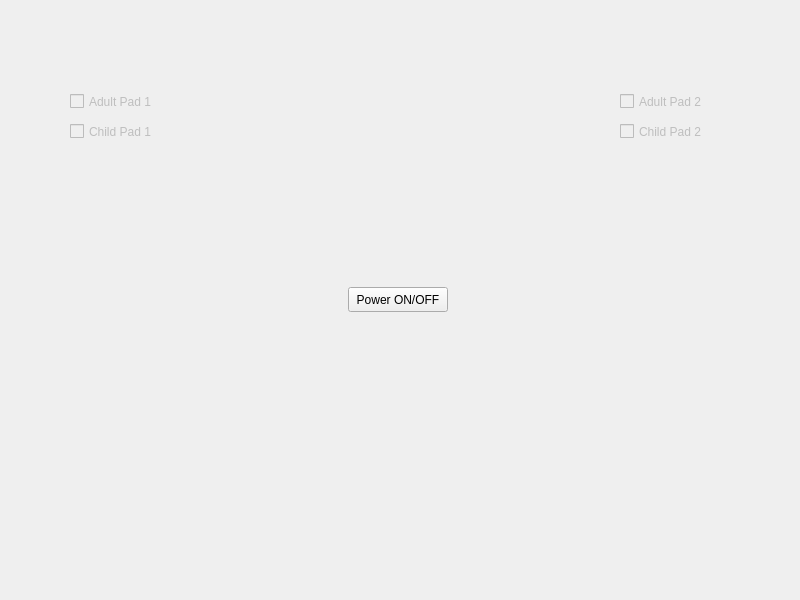
Kailinho/3004_Final_Project, file mainwindow.ui: the form before one commit.
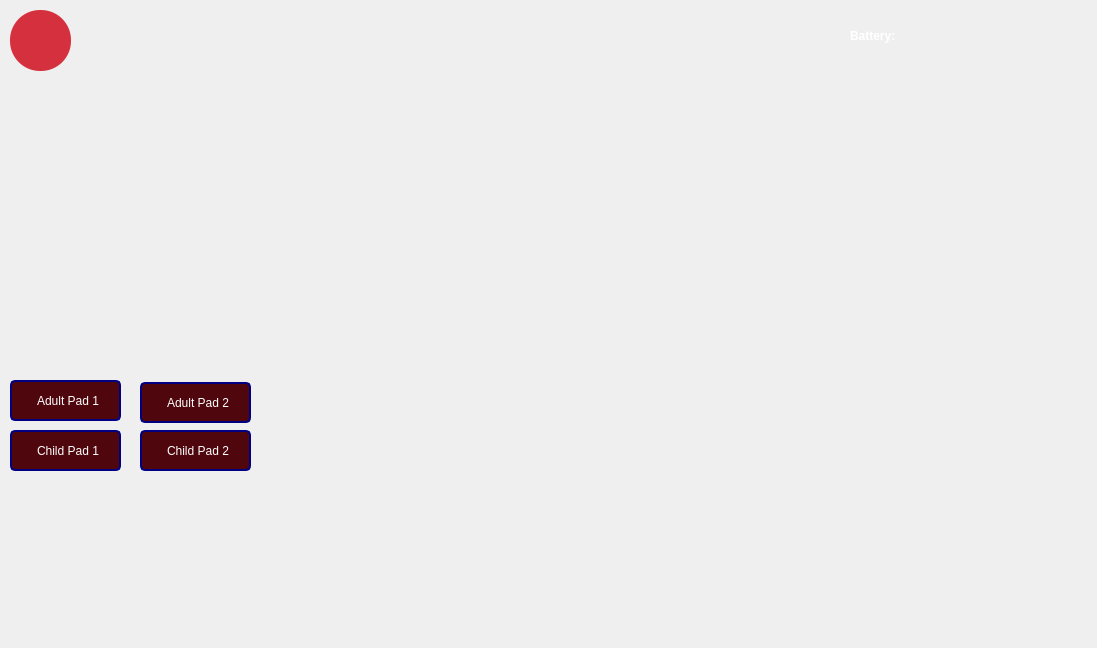
The form after the commit. Icons and pictures are not drawn.

```diff
--- a/mainwindow.ui
+++ b/mainwindow.ui
@@ -6,8 +6,8 @@
    <rect>
     <x>0</x>
     <y>0</y>
-    <width>800</width>
-    <height>600</height>
+    <width>1097</width>
+    <height>648</height>
    </rect>
   </property>
   <property name="windowTitle">
@@ -17,10 +17,10 @@
    <widget class="QGraphicsView" name="graphicsView">
     <property name="geometry">
      <rect>
-      <x>-80</x>
-      <y>40</y>
-      <width>931</width>
-      <height>511</height>
+      <x>0</x>
+      <y>0</y>
+      <width>1101</width>
+      <height>651</height>
      </rect>
     </property>
     <property name="styleSheet">
@@ -32,14 +32,24 @@
    <widget class="QPushButton" name="powerButton">
     <property name="geometry">
      <rect>
-      <x>348</x>
-      <y>287</y>
-      <width>100</width>
-      <height>25</height>
+      <x>10</x>
+      <y>10</y>
+      <width>61</width>
+      <height>61</height>
      </rect>
     </property>
+    <property name="styleSheet">
+     <string notr="true">QPushButton {
+
+image: url(:/images/power-button.png);
+border-radius: 30px;
+background-color:#D5303D;
+}
+
+</string>
+    </property>
     <property name="text">
-     <string>Power ON/OFF</string>
+     <string/>
     </property>
    </widget>
    <widget class="QCheckBox" name="adultPad1CheckBox">
@@ -48,12 +58,30 @@
     </property>
     <property name="geometry">
      <rect>
-      <x>70</x>
-      <y>90</y>
-      <width>101</width>
-      <height>23</height>
+      <x>10</x>
+      <y>380</y>
+      <width>111</width>
+      <height>41</height>
      </rect>
     </property>
+    <property name="styleSheet">
+     <string notr="true">QCheckBox {
+	background-color: #D5303D;
+    border: 2px solid navy;
+    border-radius: 5px;
+    padding: 5px;
+	color:white;
+    }
+QCheckBox:indicator{
+	border:none;
+}
+QCheckBox:disabled {
+	background-color: #4f060c;
+ }                            
+QCheckBox:checked {
+    background-color: #30D5C8;
+    }</string>
+    </property>
     <property name="text">
      <string>Adult Pad 1</string>
     </property>
@@ -64,12 +92,30 @@
     </property>
     <property name="geometry">
      <rect>
-      <x>620</x>
-      <y>90</y>
-      <width>101</width>
-      <height>23</height>
+      <x>140</x>
+      <y>382</y>
+      <width>111</width>
+      <height>41</height>
      </rect>
     </property>
+    <property name="styleSheet">
+     <string notr="true">QCheckBox {
+	background-color: #D5303D;
+    border: 2px solid navy;
+    border-radius: 5px;
+    padding: 5px;
+	color:white;
+    }
+QCheckBox:indicator{
+	border:none;
+}
+QCheckBox:disabled {
+	background-color: #4f060c;
+ }                            
+QCheckBox:checked {
+    background-color: #30D5C8;
+    }</string>
+    </property>
     <property name="text">
      <string>Adult Pad 2</string>
     </property>
@@ -80,12 +126,30 @@
     </property>
     <property name="geometry">
      <rect>
-      <x>70</x>
-      <y>120</y>
-      <width>101</width>
-      <height>23</height>
+      <x>10</x>
+      <y>430</y>
+      <width>111</width>
+      <height>41</height>
      </rect>
     </property>
+    <property name="styleSheet">
+     <string notr="true">QCheckBox {
+	background-color: #D5303D;
+    border: 2px solid navy;
+    border-radius: 5px;
+    padding: 5px;
+	color:white;
+    }
+QCheckBox:indicator{
+	border:none;
+}
+QCheckBox:disabled {
+	background-color: #4f060c;
+ }                            
+QCheckBox:checked {
+    background-color: #30D5C8;
+    }</string>
+    </property>
     <property name="text">
      <string>Child Pad 1</string>
     </property>
@@ -96,16 +160,51 @@
     </property>
     <property name="geometry">
      <rect>
-      <x>620</x>
-      <y>120</y>
-      <width>101</width>
-      <height>23</height>
+      <x>140</x>
+      <y>430</y>
+      <width>111</width>
+      <height>41</height>
      </rect>
     </property>
+    <property name="styleSheet">
+     <string notr="true">QCheckBox {
+	background-color: #D5303D;
+    border: 2px solid navy;
+    border-radius: 5px;
+    padding: 5px;
+	color:white;
+    }
+QCheckBox:indicator{
+	border:none;
+}
+QCheckBox:disabled {
+	background-color: #4f060c;
+ }                            
+QCheckBox:checked {
+    background-color: #30D5C8;
+    }</string>
+    </property>
     <property name="text">
      <string>Child Pad 2</string>
     </property>
    </widget>
+   <widget class="QLabel" name="batteryLabel">
+    <property name="geometry">
+     <rect>
+      <x>850</x>
+      <y>20</y>
+      <width>201</width>
+      <height>31</height>
+     </rect>
+    </property>
+    <property name="styleSheet">
+     <string notr="true">color: rgb(255, 255, 255);
+font-weight:bold;</string>
+    </property>
+    <property name="text">
+     <string>Battery:</string>
+    </property>
+   </widget>
   </widget>
  </widget>
  <resources/>
```
